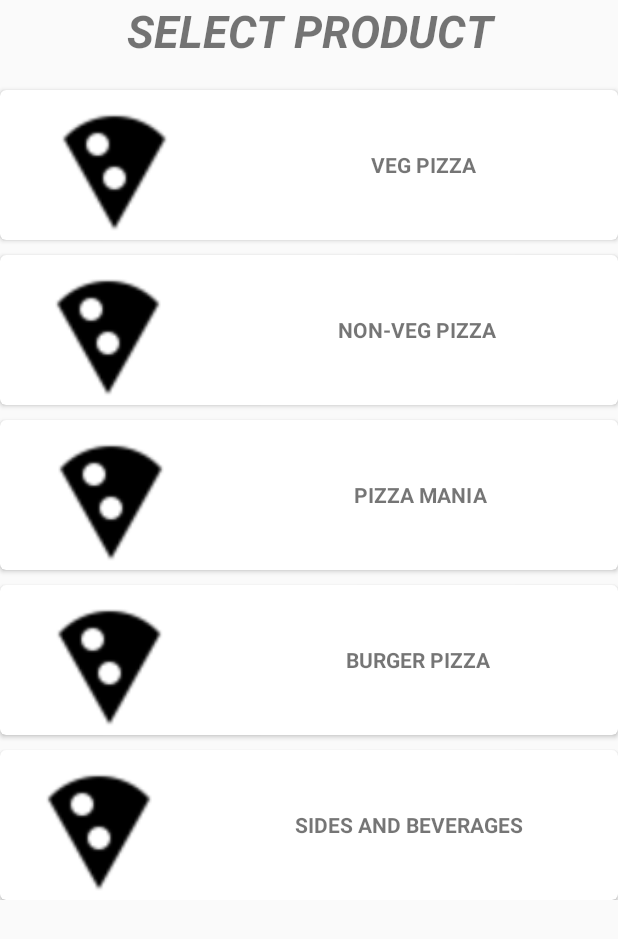
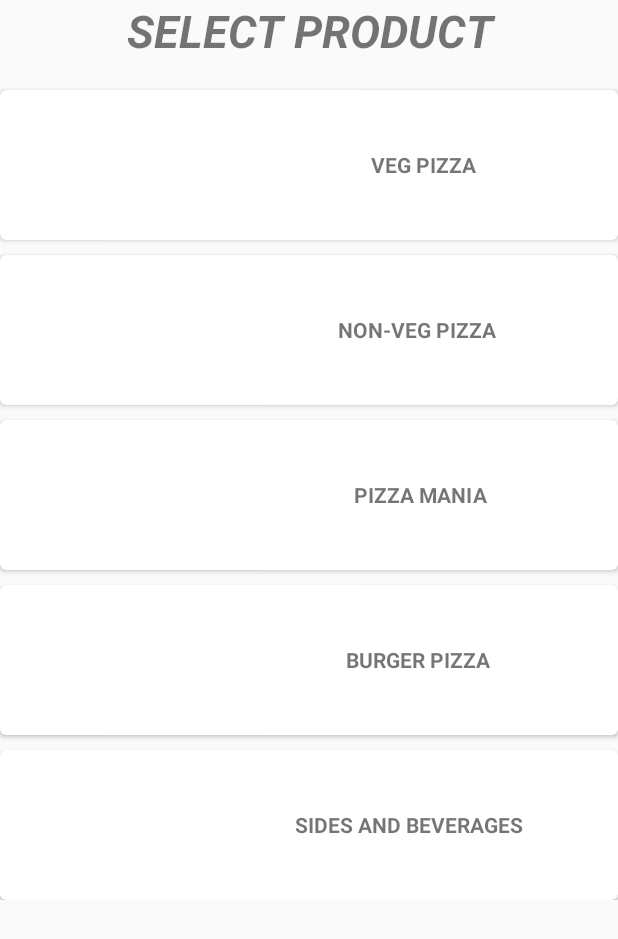
Before and after one commit to jeevan9/PizzaHub, an Android app: the layout content_navigation.xml on its own in the app's theme, with its tools: preview values and no code run, on a phone screen of 412 x 824 dp. Shown: the top 939 px of the screen. Run offline under Robolectric (Android 15) with nearby library versions, the phone set to English and light mode, and no system bars.

Commit message:
android src=" image " offline image removal

```diff
--- a/app/src/main/res/layout/content_navigation.xml
+++ b/app/src/main/res/layout/content_navigation.xml
@@ -64,7 +64,7 @@
                 android:layout_marginLeft="0dp"
                 android:layout_marginTop="10dp"
                 android:layout_marginBottom="20dp"
-            android:src="@drawable/local_pizza"
+
              />
             <TextView
                 android:textStyle="bold"
@@ -105,7 +105,7 @@
                 android:layout_weight="1"
                 android:layout_marginTop="10dp"
                 android:layout_marginBottom="20dp"
-                android:src="@drawable/local_pizza"
+
                 />
             <TextView
                 android:textStyle="bold"
@@ -147,7 +147,7 @@
                 android:layout_weight="1"
                 android:layout_marginTop="10dp"
                 android:layout_marginBottom="20dp"
-                android:src="@drawable/local_pizza"
+
                 />
             <TextView
                 android:textStyle="bold"
@@ -191,7 +191,7 @@
                 android:layout_weight="1"
                 android:layout_marginTop="10dp"
                 android:layout_marginBottom="20dp"
-                android:src="@drawable/local_pizza"
+
                 />
             <TextView
                 android:layout_weight="3"
@@ -233,7 +233,7 @@
                     android:layout_weight="1"
                     android:layout_marginTop="10dp"
                     android:layout_marginBottom="20dp"
-                    android:src="@drawable/local_pizza"
+
                     />
 
                 <TextView
```
